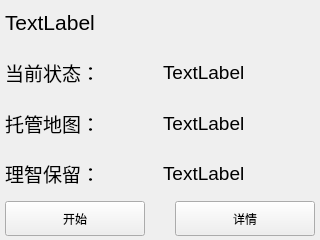
Old version of the form resources/ui/UI_GameCard.ui in the repository Chr0nixz/Closure.
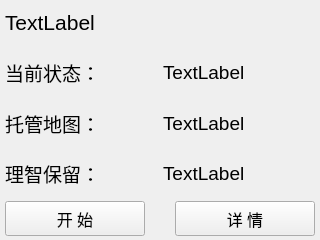
New version of the form.

Diff of the .ui file:
```diff
--- a/resources/ui/UI_GameCard.ui
+++ b/resources/ui/UI_GameCard.ui
@@ -140,8 +140,13 @@
             <height>16777215</height>
            </size>
           </property>
+          <property name="font">
+           <font>
+            <pointsize>12</pointsize>
+           </font>
+          </property>
           <property name="text">
-           <string>开始</string>
+           <string>开 始</string>
           </property>
          </widget>
         </item>
@@ -159,8 +164,13 @@
             <height>16777215</height>
            </size>
           </property>
+          <property name="font">
+           <font>
+            <pointsize>12</pointsize>
+           </font>
+          </property>
           <property name="text">
-           <string>详情</string>
+           <string>详 情</string>
           </property>
          </widget>
         </item>
```
Left out of the diff: 4 changed lines with no effect on the pictures.
